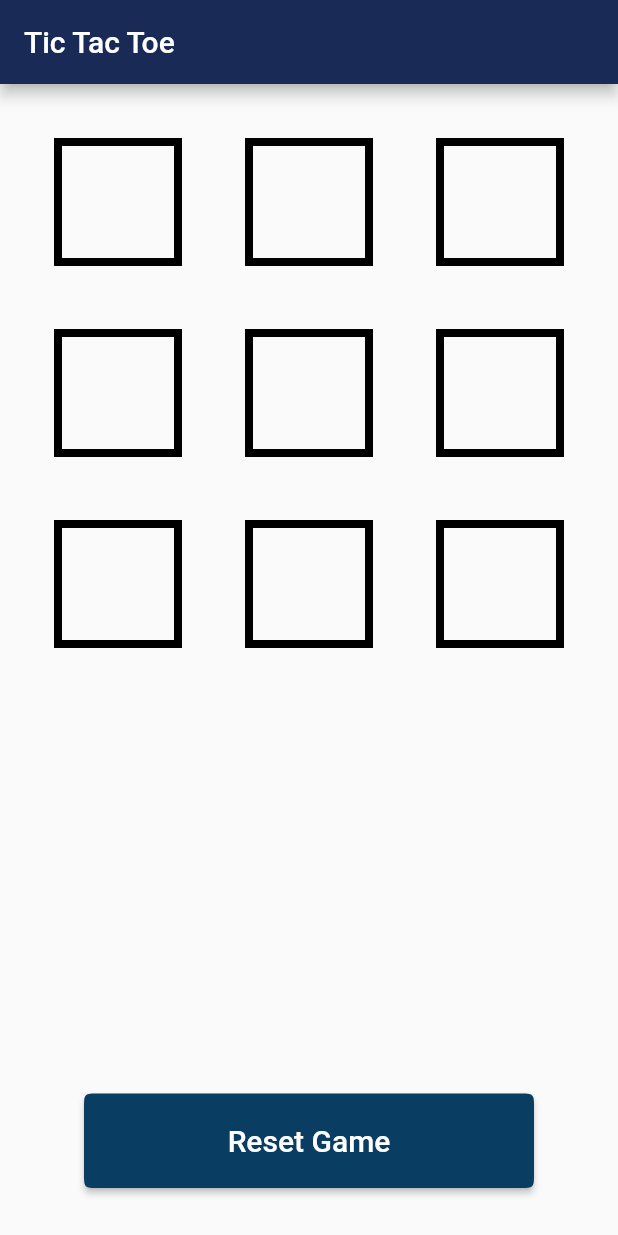
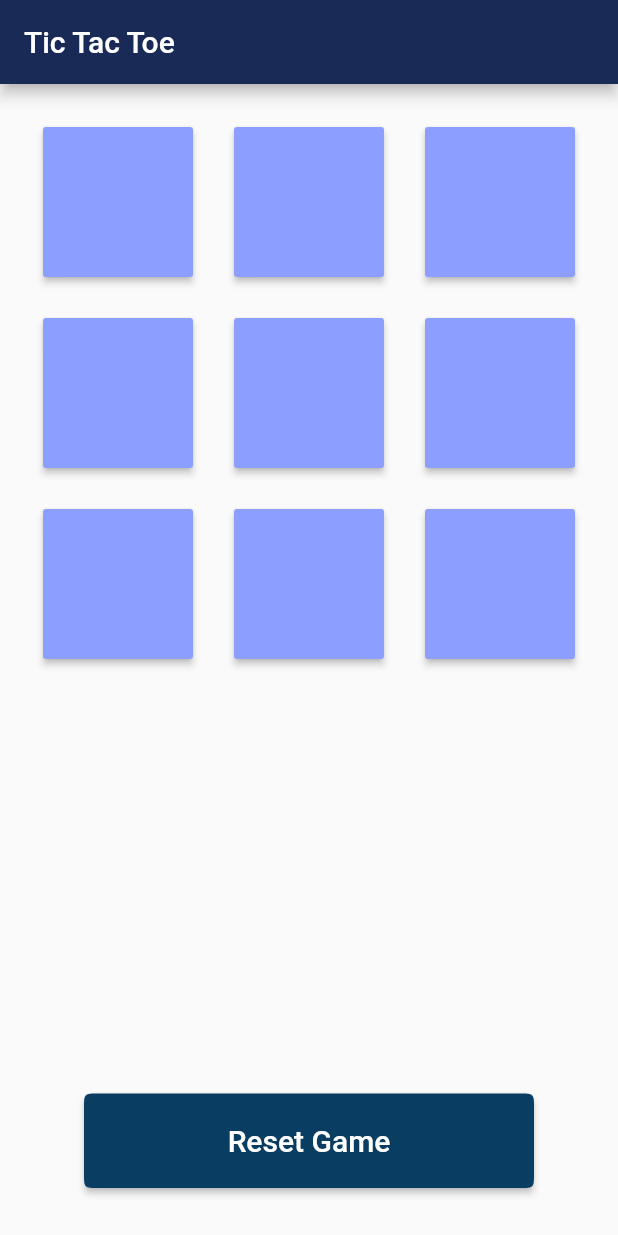
Before and after one commit to Mokina0903/Flutter, a Flutter app: the screen it shows after launch, after a tap on "Reset Game", on a phone screen of 412 x 824 dp. Run offline on Flutter 3.47's test engine with Material 2 defaults, Android fonts, the phone set to English and light mode, and no system bars.

```diff
--- a/lib/HomePage.dart
+++ b/lib/HomePage.dart
@@ -3,56 +3,54 @@ import 'package:flutter/material.dart';
 class HomePage extends StatefulWidget {
   @override
   _HomePageState createState() => new _HomePageState();
-
 }
 
-class _HomePageState extends State<HomePage>{
+class _HomePageState extends State<HomePage> {
   AssetImage cross = AssetImage("images/cross.png");
   AssetImage circle = AssetImage("images/circle.png");
-  AssetImage edit = AssetImage("images/edit.png");
 
   String message;
-  List<String> gameState;
   bool isCross = false;
-
-  void playGame(int index) {
-    if (this.gameState[index] == "empty") {
-      setState(() {
-        this.isCross
-            ? this.gameState[index] = "cross"
-            : this.gameState[index] = "circle";
-      });
-      this.isCross = ! this.isCross;
-      this.checkWin();
-    }
-  }
-
-  void checkWin() {
-
-  }
+  List<List<String>> gameState;
 
   @override
   void initState() {
     super.initState();
     setState(() {
       this.gameState = [
-        "empty", "empty", "empty",
-        "empty", "empty", "empty",
-        "empty", "empty", "empty",
+        ["empty", "empty", "empty"],
+        ["empty", "empty", "empty"],
+        ["empty", "empty", "empty"],
       ];
       this.message = "";
     });
   }
 
-  void resetGame() {
+  void playGame(int x, int y) {
+    if (this.gameState[x][y] == "empty") {
+      setState(() {
+        this.isCross
+            ? this.gameState[x][y] = "cross"
+            : this.gameState[x][y] = "circle";
+      });
+      this.isCross = !this.isCross;
+      this._checkWin(x, y);
+    }
+  }
+
+  void _resetGame() {
     setState(() {
       this.gameState = [
-        "empty", "empty", "empty",
-        "empty", "empty", "empty",
-        "empty", "empty", "empty",
+        ["empty", "empty", "empty"],
+        ["empty", "empty", "empty"],
+        ["empty", "empty", "empty"],
       ];
       this.message = "";
     });
+  }
+
+  void _checkWin(int x, int y) {
+    //todo implement
   }
 
   AssetImage getImage(String value) {
@@ -64,7 +62,7 @@ class _HomePageState extends State<HomePage>{
         return circle;
         break;
       default:
-        return edit;
+        return null;
     }
   }
 
@@ -72,9 +70,12 @@ class _HomePageState extends State<HomePage>{
   Widget build(BuildContext context) {
     return Scaffold(
       appBar: new AppBar(
-        title: Text("Tic Tac Toe", style: TextStyle(
-          color: Colors.white,
-        ),),
+        title: Text(
+          "Tic Tac Toe",
+          style: TextStyle(
+            color: Colors.white,
+          ),
+        ),
         backgroundColor: Color(0xFF192A56),
       ),
       body: Column(
@@ -89,19 +90,8 @@ class _HomePageState extends State<HomePage>{
                   childAspectRatio: 1.0,
                   crossAxisSpacing: 10.0,
                   mainAxisSpacing: 10.0),
-              itemCount: this.gameState.length,
-              itemBuilder: (context, i) => SizedBox(
-                width: 100.0,
-                height: 100.0,
-                child: MaterialButton(
-                  onPressed: () {
-                    this.playGame(i);
-                  },
-                  child: Image(
-                    image: this.getImage(this.gameState[i]),
-                  ),
-                ),
-              ),
+              itemCount: this.gameState.length * this.gameState.length,
+              itemBuilder: _buildGridRow,
             ),
           ),
           Container(
@@ -129,7 +119,7 @@ class _HomePageState extends State<HomePage>{
                 ),
               ),
               onPressed: () {
-                this.resetGame();
+                this._resetGame();
               },
               shape: ContinuousRectangleBorder(
                 borderRadius: BorderRadius.circular(10.0),
@@ -140,4 +130,37 @@ class _HomePageState extends State<HomePage>{
       ),
     );
   }
+
+  Widget _buildGridRow(BuildContext context, int index) {
+    int gridStateLength = gameState.length;
+    int x, y = 0;
+    x = (index / gridStateLength).floor();
+    y = (index % gridStateLength);
+    return GestureDetector(
+        child: Container(
+          child: Center(
+            child: _buildGridCell(x, y),
+          ),
+        ),
+    );
+  }
+
+
+  Widget _buildGridCell(int x, int y) {
+    return  SizedBox(
+      width: 100.0,
+      height: 100.0,
+      child: MaterialButton(
+        color: Colors.indigoAccent[100],
+        onPressed: () {
+          this.playGame(x, y);
+        },
+        child: this.getImage(this.gameState[x][y]) == null
+            ? null
+            : Image(
+          image: this.getImage(this.gameState[x][y]),
+        ),
+      ),
+    );
+  }
 }
```
